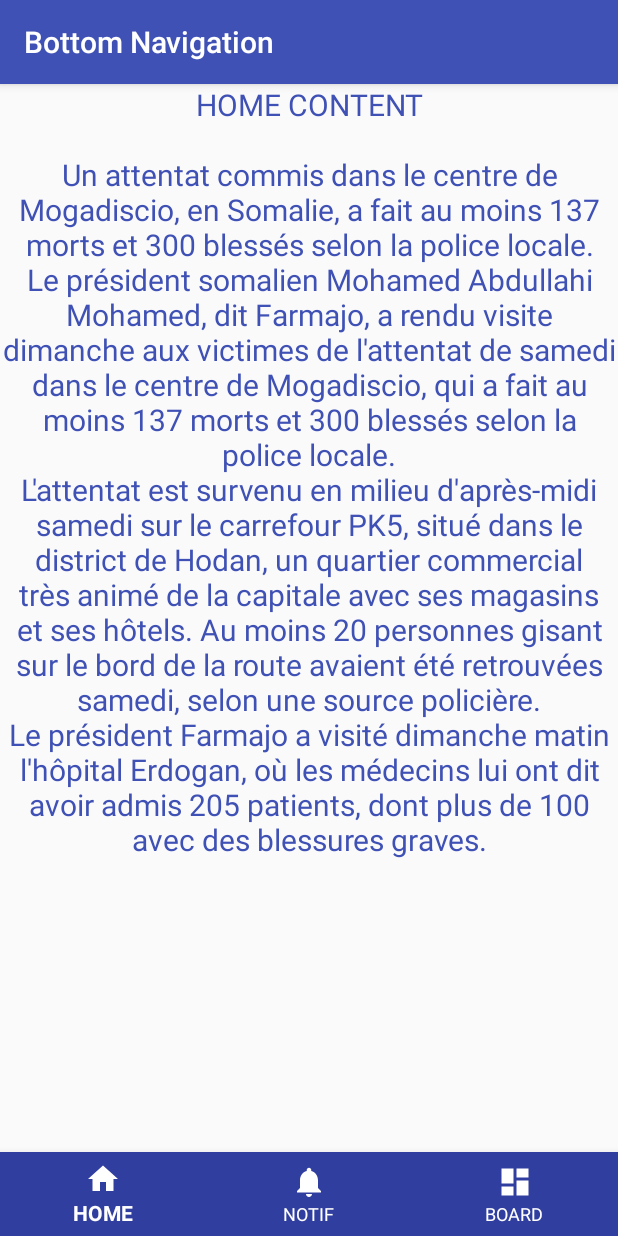
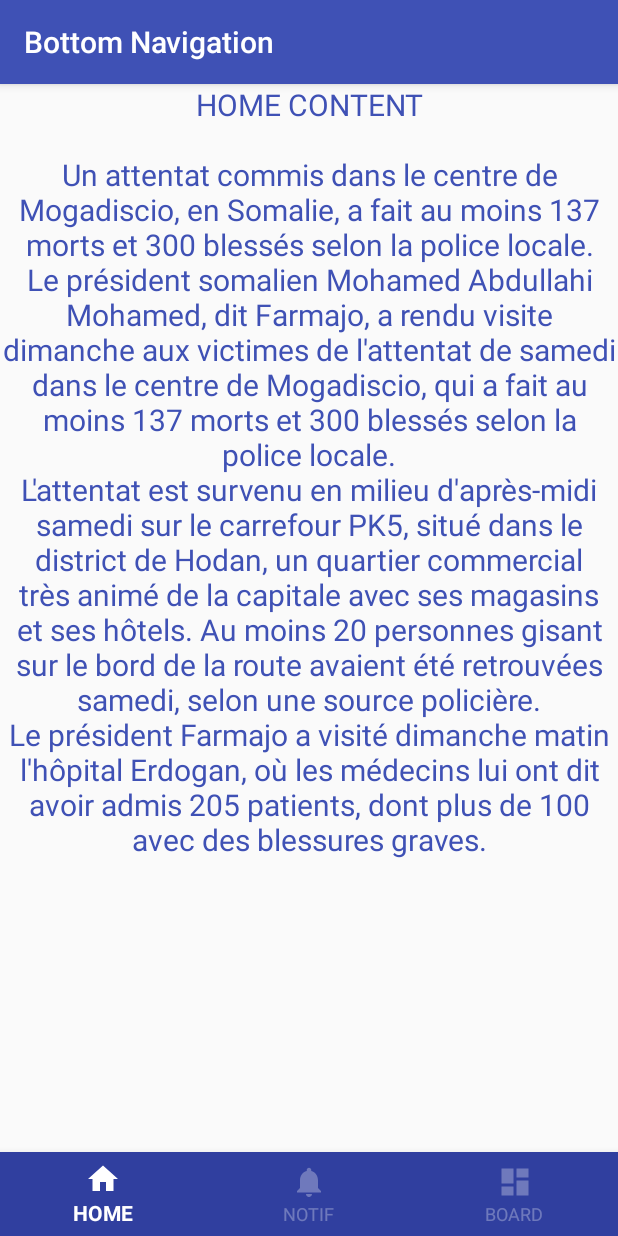
Before and after one commit to fdigbeu/MaterialDesign, an Android app: the BottomNavActivity screen opened directly, with no data from a screen before it, on a phone screen of 412 x 824 dp. Run offline under Robolectric (Android 15) with nearby library versions, the phone set to English and light mode, and no system bars.

Commit message:
Changing <app:itemIconTint> and <app:itemTextColor> value by binding with <@drawable/bottom_navigation_color_seled>

```diff
--- a/app/src/main/res/layout/activity_bottom_nav.xml
+++ b/app/src/main/res/layout/activity_bottom_nav.xml
@@ -26,8 +26,8 @@
         android:id="@+id/bottomNavigation"
         android:background="@color/colorPrimaryDark"
         android:layout_alignParentBottom="true"
-        app:itemIconTint="@color/colorWhite"
-        app:itemTextColor="@color/colorWhite"
+        app:itemIconTint="@drawable/bottom_navigation_color_selector"
+        app:itemTextColor="@drawable/bottom_navigation_color_selector"
         android:layout_width="match_parent"
         android:layout_height="wrap_content"
         app:menu="@menu/bottom_nav_items"/>
```
